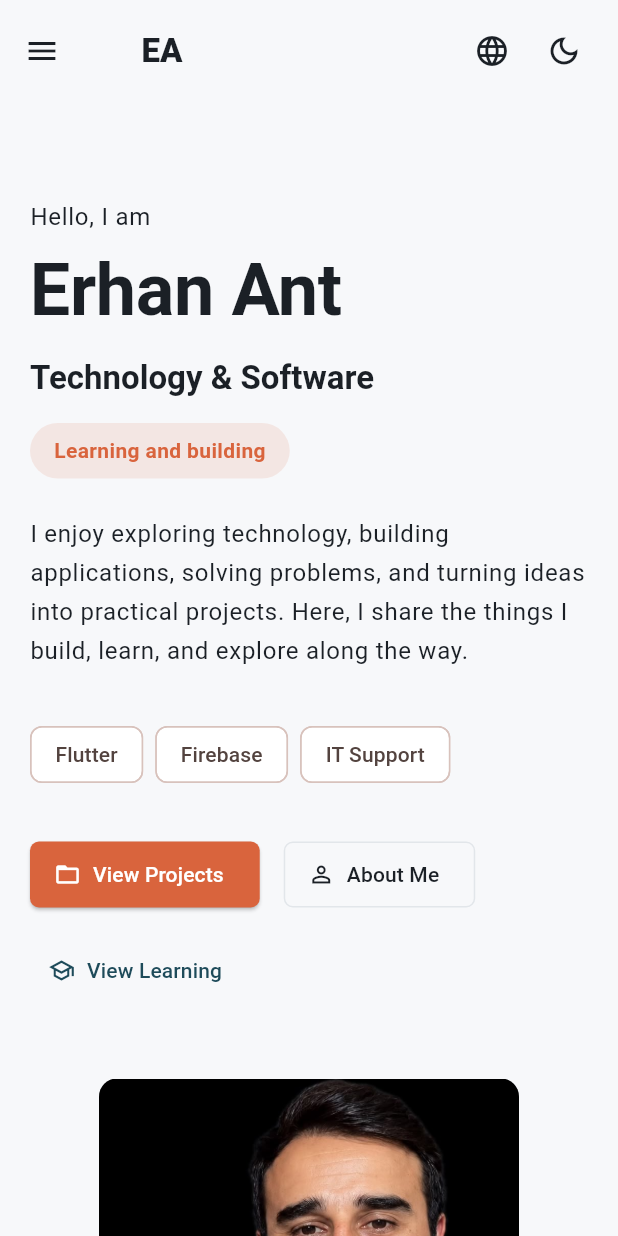
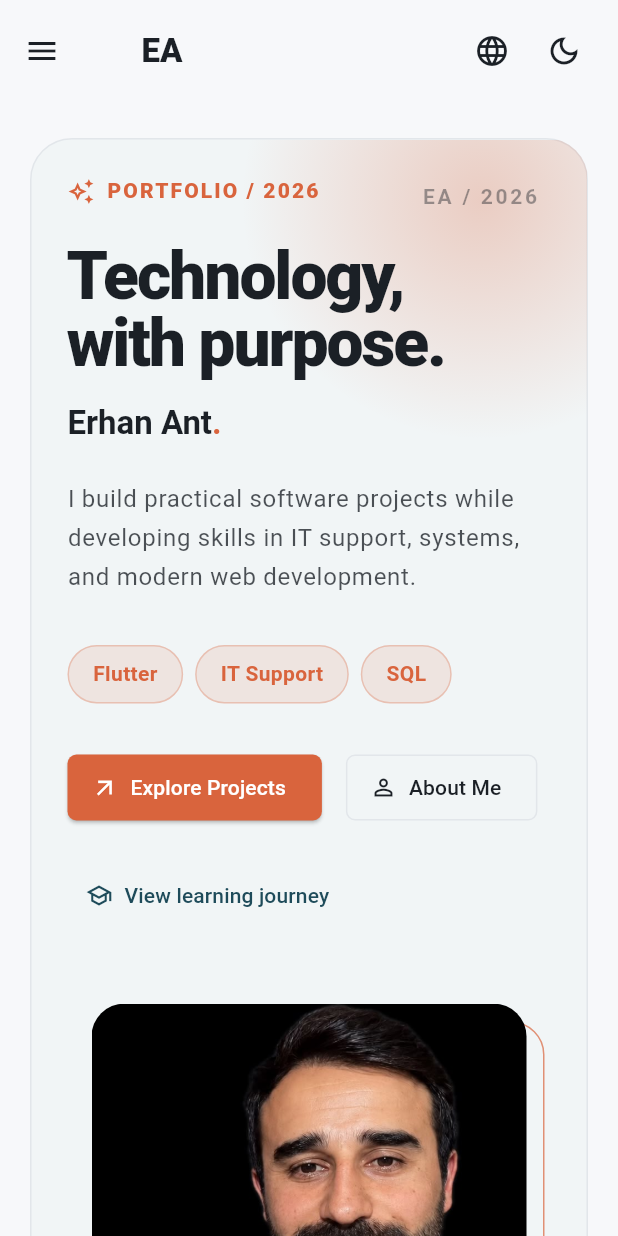
Before and after one commit to Erhant-ant/erhan_ant_portfolio, a Flutter app: the screen it shows after launch, on a phone screen of 412 x 824 dp. Run offline on Flutter 3.47's test engine with Material 3 defaults, Android fonts, the phone set to English and light mode, and no system bars; our stand-ins replace shared_preferences; missing offline and left inert: dart:js_interop.

Commit message:
style: redesign portfolio hero section

```diff
--- a/lib/presentation/screens/home/sections/hero_section.dart
+++ b/lib/presentation/screens/home/sections/hero_section.dart
@@ -14,42 +14,96 @@ class HeroSection extends StatelessWidget {
     final heroMinHeight =
         MediaQuery.sizeOf(context).height - AppConstants.headerHeight;
 
-    return ConstrainedBox(
-      constraints: BoxConstraints(minHeight: heroMinHeight),
-      child: Padding(
-        padding: EdgeInsets.symmetric(
-          horizontal: Responsive.pagePadding(context),
-          vertical: AppConstants.space3Xl,
+    return Padding(
+      padding: EdgeInsets.fromLTRB(
+        Responsive.pagePadding(context),
+        AppConstants.spaceLg,
+        Responsive.pagePadding(context),
+        AppConstants.space3Xl,
       ),
       child: Center(
         child: ConstrainedBox(
           constraints: const BoxConstraints(
             maxWidth: AppConstants.maxContentWidth,
           ),
+          child: _HeroFrame(
+            minHeight: isMobile ? null : heroMinHeight - AppConstants.spaceLg,
+            isMobile: isMobile,
+          ),
+        ),
+      ),
+    );
+  }
+}
+
+class _HeroFrame extends StatelessWidget {
+  const _HeroFrame({required this.minHeight, required this.isMobile});
+
+  final double? minHeight;
+  final bool isMobile;
+
+  @override
+  Widget build(BuildContext context) {
+    final theme = Theme.of(context);
+    final isDark = theme.brightness == Brightness.dark;
+    final accent = theme.colorScheme.secondary;
+    final frameBackground = isDark
+        ? const Color(0xFF101417)
+        : const Color(0xFFF1F5F6);
+
+    return Container(
+      constraints: BoxConstraints(minHeight: minHeight ?? 0),
+      clipBehavior: Clip.antiAlias,
+      decoration: BoxDecoration(
+        color: frameBackground,
+        borderRadius: BorderRadius.circular(28),
+        border: Border.all(color: theme.colorScheme.outline),
+      ),
+      child: Stack(
+        children: [
+          Positioned(
+            top: -120,
+            right: -90,
+            child: _AccentOrb(color: accent, size: 320),
+          ),
+          Positioned(
+            bottom: -160,
+            left: -110,
+            child: _AccentOrb(color: accent, size: 300),
+          ),
+          Positioned(
+            top: 28,
+            right: 32,
+            child: Text(
+              'EA / 2026',
+              style: theme.textTheme.bodyMedium?.copyWith(
+                color: theme.colorScheme.onSurface.withValues(alpha: 0.42),
+                fontWeight: FontWeight.w700,
+                letterSpacing: 1.8,
+              ),
+            ),
+          ),
+          Padding(
+            padding: EdgeInsets.all(isMobile ? AppConstants.spaceLg : 56),
             child: isMobile
-                ? Column(
+                ? const Column(
                     crossAxisAlignment: CrossAxisAlignment.start,
                     children: [
-                      const _HeroContent(),
-                      const SizedBox(height: AppConstants.space2Xl),
-                      Center(
-                        child: ConstrainedBox(
-                          constraints: const BoxConstraints(maxWidth: 280),
-                          child: const _ProfilePhoto(),
-                        ),
-                      ),
+                      _HeroContent(),
+                      SizedBox(height: AppConstants.space2Xl),
+                      Center(child: SizedBox(width: 290, child: _ProfilePanel())),
                     ],
                   )
                 : const Row(
                     crossAxisAlignment: CrossAxisAlignment.center,
                     children: [
-                      Expanded(child: _HeroContent()),
+                      Expanded(flex: 12, child: _HeroContent()),
                       SizedBox(width: AppConstants.space3Xl),
-                      SizedBox(width: 320, child: _ProfilePhoto()),
+                      Expanded(flex: 9, child: _ProfilePanel()),
                     ],
                   ),
           ),
-        ),
+        ],
       ),
     );
   }
@@ -61,57 +115,59 @@ class _HeroContent extends StatelessWidget {
   @override
   Widget build(BuildContext context) {
     final theme = Theme.of(context);
+    final accent = theme.colorScheme.secondary;
 
     return Column(
+      mainAxisAlignment: MainAxisAlignment.center,
       crossAxisAlignment: CrossAxisAlignment.start,
       children: [
+        _SectionLabel(
+          icon: Icons.auto_awesome_outlined,
+          label: localized('Portfolio / 2026', 'Portfolyo / 2026'),
+        ),
+        const SizedBox(height: AppConstants.spaceLg),
         Text(
-          localized('Hello, I am', 'Merhaba, ben'),
-          style: theme.textTheme.bodyLarge,
+          localized('Technology,\nwith purpose.', 'Teknoloji,\namacla.'),
+          style: theme.textTheme.displayMedium?.copyWith(
+            fontSize: 44,
+            fontWeight: FontWeight.w800,
+            height: 1.02,
+            letterSpacing: -1.4,
           ),
-        const SizedBox(height: AppConstants.spaceSm),
-        Text('Erhan Ant', style: theme.textTheme.displayLarge),
-        const SizedBox(height: AppConstants.spaceMd),
-        Text(
-          localized('Technology & Software', 'Teknoloji & Yazılım'),
-          style: theme.textTheme.displaySmall,
         ),
         const SizedBox(height: AppConstants.spaceMd),
-        Container(
-          padding: const EdgeInsets.symmetric(
-            horizontal: AppConstants.spaceMd,
-            vertical: AppConstants.spaceSm,
+        Text.rich(
+          TextSpan(
+            style: theme.textTheme.titleLarge?.copyWith(
+              fontWeight: FontWeight.w700,
             ),
-          decoration: BoxDecoration(
-            color: theme.colorScheme.secondary.withValues(alpha: 0.12),
-            borderRadius: BorderRadius.circular(AppConstants.radiusFull),
-          ),
-          child: Text(
-            localized('Learning and building', 'Su anda ogreniyor ve uretiyor'),
-            style: theme.textTheme.bodyMedium?.copyWith(
-              color: theme.colorScheme.secondary,
-              fontWeight: FontWeight.w600,
-            ),
+            children: [
+              const TextSpan(text: 'Erhan Ant'),
+              TextSpan(text: '.', style: TextStyle(color: accent)),
+            ],
           ),
         ),
         const SizedBox(height: AppConstants.spaceLg),
-        Text(
+        ConstrainedBox(
+          constraints: const BoxConstraints(maxWidth: 560),
+          child: Text(
             localized(
-            'I enjoy exploring technology, building applications, solving problems, and turning ideas into practical projects. '
-                'Here, I share the things I build, learn, and explore along the way.',
-            'Teknolojiyi keşfetmeyi, uygulamalar geliştirmeyi, problemleri çözmeyi ve fikirleri pratik projelere dönüştürmeyi seviyorum. '
-                'Burada geliştirdiğim, öğrendiğim ve keşfettiğim şeyleri paylaşıyorum.',
+              'I build practical software projects while developing skills in IT support, systems, and modern web development.',
+              'IT destek, sistemler ve modern web gelistirme alanlarinda becerilerimi gelistirirken pratik yazilim projeleri uretiyorum.',
             ),
-          style: theme.textTheme.bodyLarge,
+            style: theme.textTheme.bodyLarge?.copyWith(
+              color: theme.colorScheme.onSurface.withValues(alpha: 0.78),
+            ),
+          ),
         ),
         const SizedBox(height: AppConstants.spaceXl),
         Wrap(
           spacing: AppConstants.spaceSm,
           runSpacing: AppConstants.spaceSm,
           children: [
-            const Chip(label: Text('Flutter')),
-            const Chip(label: Text('Firebase')),
-            Chip(label: Text(localized('IT Support', 'IT Teknolojileri'))),
+            _SkillPill(label: 'Flutter', color: accent),
+            _SkillPill(label: 'IT Support', color: accent),
+            _SkillPill(label: 'SQL', color: accent),
           ],
         ),
         const SizedBox(height: AppConstants.spaceXl),
@@ -123,8 +179,8 @@ class _HeroContent extends StatelessWidget {
               onPressed: () {
                 Navigator.of(context).pushNamed(AppRoutes.projects);
               },
-              icon: const Icon(Icons.folder_open),
-              label: Text(localized('View Projects', 'Projelerimi Gor')),
+              icon: const Icon(Icons.arrow_outward),
+              label: Text(localized('Explore Projects', 'Projeleri Kesfet')),
             ),
             OutlinedButton.icon(
               onPressed: () {
@@ -135,46 +191,179 @@ class _HeroContent extends StatelessWidget {
             ),
           ],
         ),
-        const SizedBox(height: AppConstants.spaceMd),
+        const SizedBox(height: AppConstants.spaceLg),
         TextButton.icon(
           onPressed: () {
             Navigator.of(context).pushNamed(AppRoutes.certificates);
           },
           icon: const Icon(Icons.school_outlined),
-          label: Text(localized('View Learning', 'Egitimlerimi Gor')),
+          label: Text(localized('View learning journey', 'Ogrenme yolculugumu gor')),
         ),
       ],
     );
   }
 }
 
-class _ProfilePhoto extends StatelessWidget {
-  const _ProfilePhoto();
+class _SectionLabel extends StatelessWidget {
+  const _SectionLabel({required this.icon, required this.label});
+
+  final IconData icon;
+  final String label;
 
   @override
   Widget build(BuildContext context) {
     final theme = Theme.of(context);
 
+    return Row(
+      mainAxisSize: MainAxisSize.min,
+      children: [
+        Icon(icon, size: 18, color: theme.colorScheme.secondary),
+        const SizedBox(width: AppConstants.spaceSm),
+        Text(
+          label.toUpperCase(),
+          style: theme.textTheme.bodyMedium?.copyWith(
+            color: theme.colorScheme.secondary,
+            fontWeight: FontWeight.w800,
+            letterSpacing: 1.4,
+          ),
+        ),
+      ],
+    );
+  }
+}
+
+class _SkillPill extends StatelessWidget {
+  const _SkillPill({required this.label, required this.color});
+
+  final String label;
+  final Color color;
+
+  @override
+  Widget build(BuildContext context) {
+    return Container(
+      padding: const EdgeInsets.symmetric(
+        horizontal: AppConstants.spaceMd,
+        vertical: AppConstants.spaceSm,
+      ),
+      decoration: BoxDecoration(
+        color: color.withValues(alpha: 0.12),
+        border: Border.all(color: color.withValues(alpha: 0.28)),
+        borderRadius: BorderRadius.circular(AppConstants.radiusFull),
+      ),
+      child: Text(
+        label,
+        style: Theme.of(context).textTheme.bodyMedium?.copyWith(
+          color: color,
+          fontWeight: FontWeight.w700,
+        ),
+      ),
+    );
+  }
+}
+
+class _ProfilePanel extends StatelessWidget {
+  const _ProfilePanel();
+
+  @override
+  Widget build(BuildContext context) {
+    final theme = Theme.of(context);
+    final accent = theme.colorScheme.secondary;
+
     return AspectRatio(
-      aspectRatio: 0.86,
+      aspectRatio: 0.82,
+      child: Stack(
+        clipBehavior: Clip.none,
+        children: [
+          Positioned.fill(
+            child: Transform.translate(
+              offset: const Offset(12, 12),
+              child: DecoratedBox(
+                decoration: BoxDecoration(
+                  border: Border.all(color: accent.withValues(alpha: 0.7)),
+                  borderRadius: BorderRadius.circular(22),
+                ),
+              ),
+            ),
+          ),
+          Positioned.fill(
             child: ClipRRect(
-        borderRadius: BorderRadius.circular(AppConstants.radiusLg),
+              borderRadius: BorderRadius.circular(22),
               child: Image.asset(
                 'assets/images/profile.jpeg',
                 fit: BoxFit.cover,
                 alignment: Alignment.topCenter,
+                semanticLabel: 'Portrait of Erhan Ant',
                 errorBuilder: (context, error, stackTrace) {
                   return Container(
                     color: theme.colorScheme.surface,
                     child: Icon(
                       Icons.person_outline,
                       size: 72,
-                color: theme.colorScheme.secondary,
+                      color: accent,
                     ),
                   );
                 },
               ),
             ),
+          ),
+          Positioned(
+            bottom: -18,
+            left: -18,
+            child: Container(
+              padding: const EdgeInsets.symmetric(
+                horizontal: AppConstants.spaceMd,
+                vertical: AppConstants.spaceSm,
+              ),
+              decoration: BoxDecoration(
+                color: theme.colorScheme.surface,
+                borderRadius: BorderRadius.circular(AppConstants.radiusMd),
+                border: Border.all(color: theme.colorScheme.outline),
+                boxShadow: [
+                  BoxShadow(
+                    color: Colors.black.withValues(alpha: 0.14),
+                    blurRadius: 18,
+                    offset: const Offset(0, 8),
+                  ),
+                ],
+              ),
+              child: Row(
+                mainAxisSize: MainAxisSize.min,
+                children: [
+                  Icon(Icons.bolt_outlined, size: 18, color: accent),
+                  const SizedBox(width: AppConstants.spaceSm),
+                  Text(
+                    localized('Building in public', 'Ureterek ogreniyor'),
+                    style: theme.textTheme.bodyMedium?.copyWith(
+                      fontWeight: FontWeight.w700,
+                    ),
+                  ),
+                ],
+              ),
+            ),
+          ),
+        ],
+      ),
     );
   }
 }
+
+class _AccentOrb extends StatelessWidget {
+  const _AccentOrb({required this.color, required this.size});
+
+  final Color color;
+  final double size;
+
+  @override
+  Widget build(BuildContext context) {
+    return Container(
+      width: size,
+      height: size,
+      decoration: BoxDecoration(
+        shape: BoxShape.circle,
+        gradient: RadialGradient(
+          colors: [color.withValues(alpha: 0.28), color.withValues(alpha: 0)],
+        ),
+      ),
+    );
+  }
+}
```
Also changed, not shown: 1 other file. Lines whose indentation alone changed are shown as unchanged.
